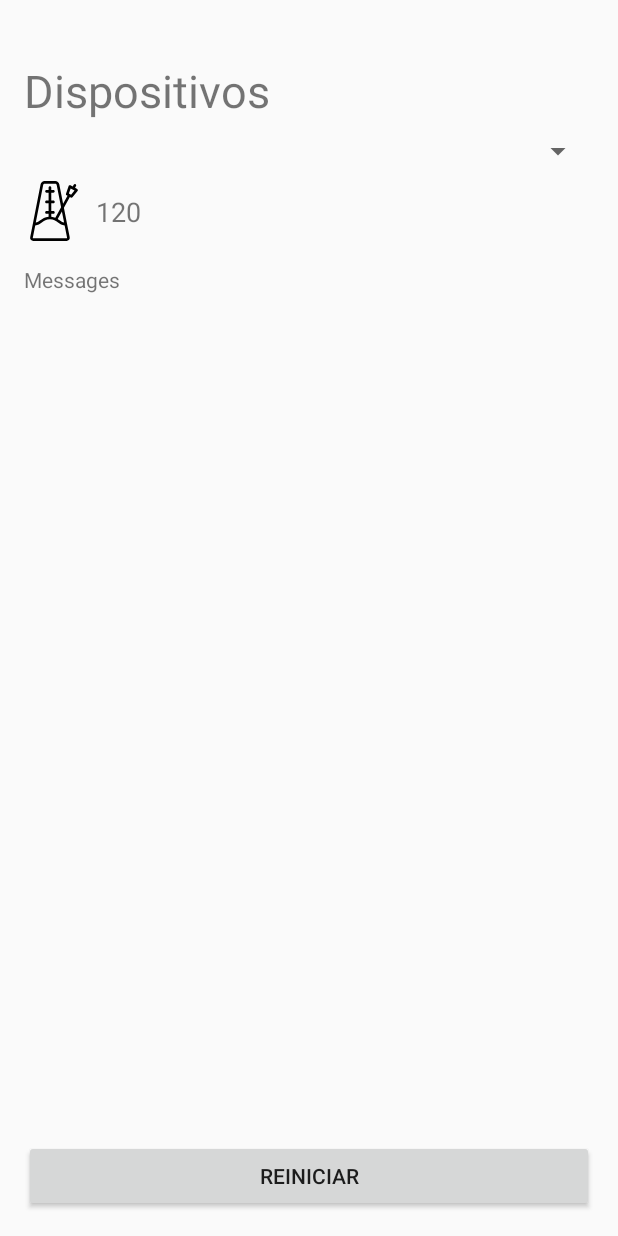
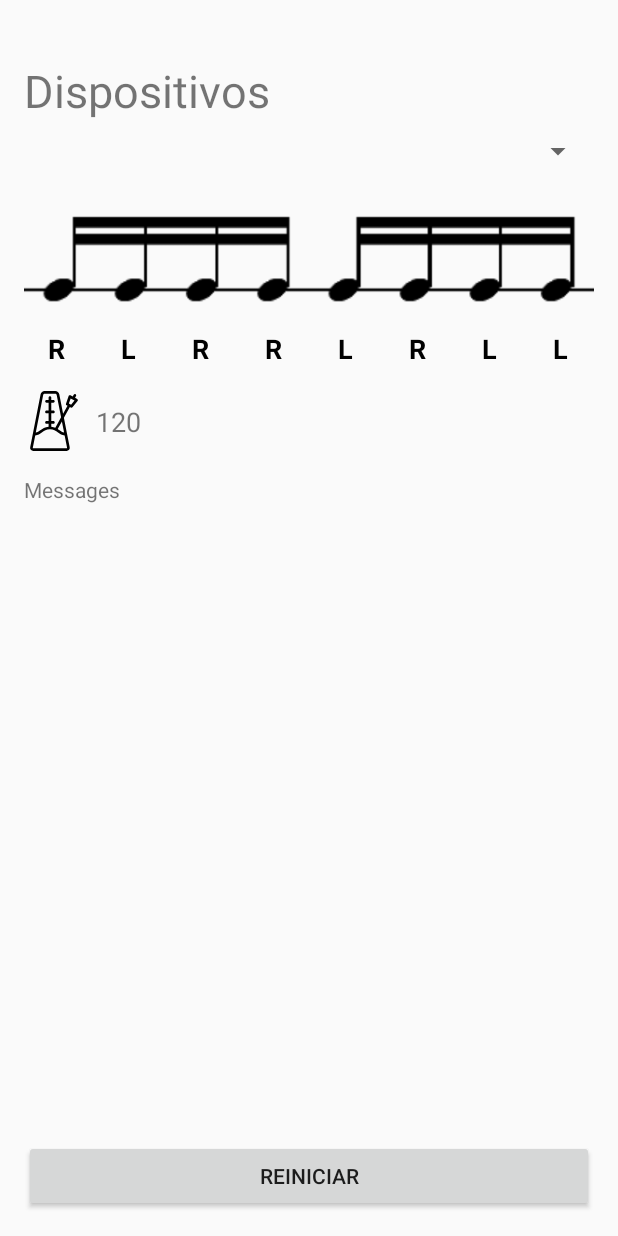
Before and after one commit to reinaldosmoraes/tcc-midi, an Android app: the screen it shows after launch (MainActivity), on a phone screen of 412 x 824 dp. Run offline under Robolectric (Android 15) with nearby library versions, the phone set to English and light mode, and no system bars; 5 statements that could not run were skipped.

Commit message:
Basic hand pattern dialog

```diff
--- a/app/src/main/res/layout/activity_main.xml
+++ b/app/src/main/res/layout/activity_main.xml
@@ -79,10 +79,10 @@
         android:id="@+id/metronomeImageView"
         android:layout_width="40dp"
         android:layout_height="40dp"
-        android:layout_marginTop="8dp"
+        android:layout_marginTop="16dp"
         android:src="@drawable/ic_metronome"
         app:layout_constraintStart_toStartOf="parent"
-        app:layout_constraintTop_toBottomOf="@+id/inputDevicesSpinner" />
+        app:layout_constraintTop_toBottomOf="@+id/expectedPatternText" />
 
     <TextView
         android:id="@+id/metronomeTextView"
@@ -95,4 +95,29 @@
         app:layout_constraintStart_toEndOf="@+id/metronomeImageView"
         app:layout_constraintTop_toTopOf="@+id/metronomeImageView" />
 
+    <ImageView
+        android:id="@+id/expectedPatternImageView"
+        android:layout_width="wrap_content"
+        android:layout_height="wrap_content"
+        android:layout_marginTop="16dp"
+        android:src="@drawable/sixteenth_note_pattern"
+        app:layout_constraintEnd_toEndOf="parent"
+        app:layout_constraintStart_toStartOf="parent"
+        app:layout_constraintTop_toBottomOf="@+id/inputDevicesSpinner" />
+
+    <TextView
+        android:id="@+id/expectedPatternText"
+        android:layout_width="0dp"
+        android:layout_height="wrap_content"
+        android:layout_marginStart="16dp"
+        android:layout_marginTop="8dp"
+        android:layout_marginEnd="16dp"
+        android:text="R        L        R        R        L        R        L        L"
+        android:textColor="@android:color/black"
+        android:textSize="18sp"
+        android:textStyle="bold"
+        app:layout_constraintEnd_toEndOf="parent"
+        app:layout_constraintStart_toStartOf="parent"
+        app:layout_constraintTop_toBottomOf="@+id/expectedPatternImageView" />
+
 </androidx.constraintlayout.widget.ConstraintLayout>
```
Also changed, not shown: app/src/main/java/com/example/nativemidi/MainActivity.java (+72 -0 lines), app/src/main/res/layout/set_hand_pattern_dialog.xml (added, +44 -0 lines), app/src/main/res/drawable-v24/sixteenth_note_pattern.png (added).
